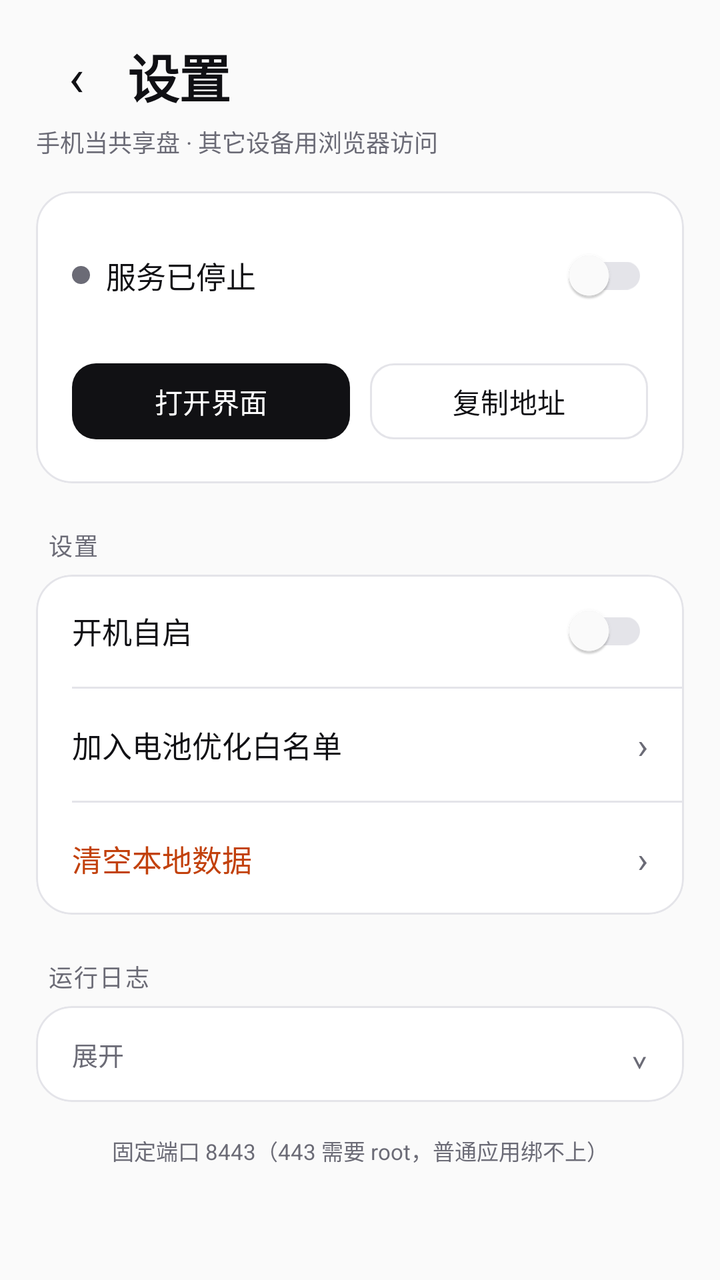
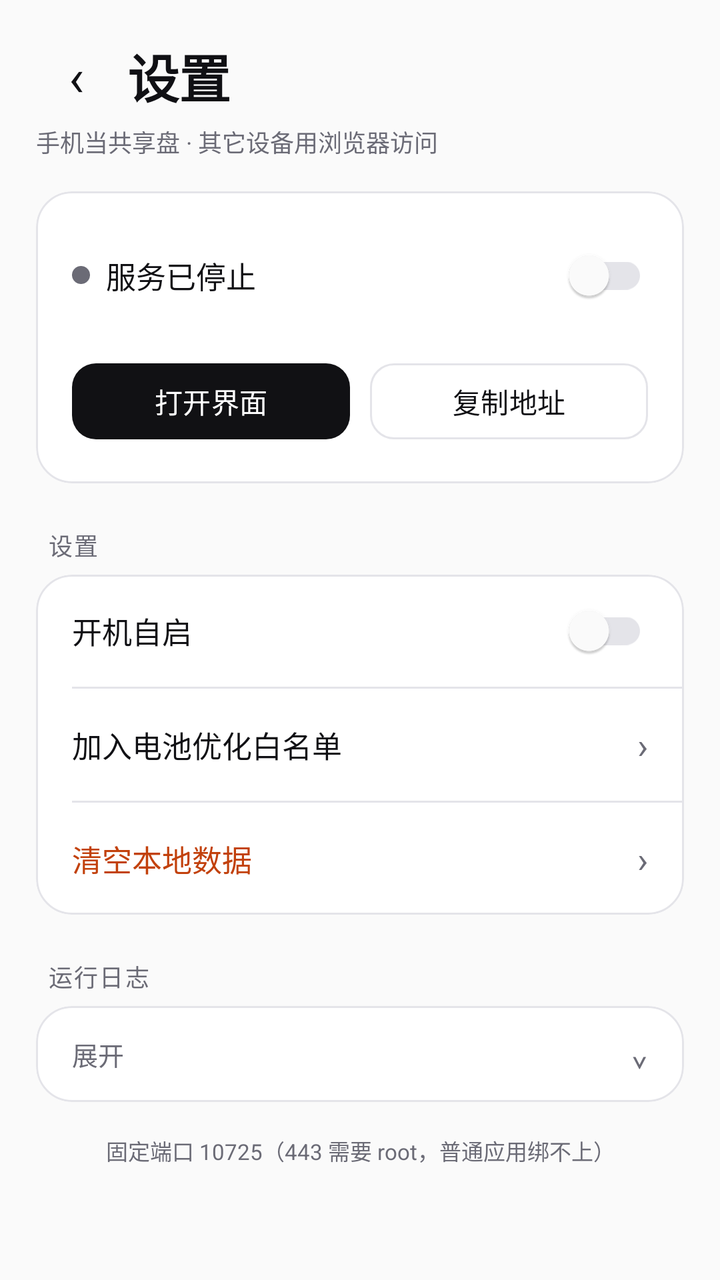

An Android layout rendered at two revisions. The XML below is the earlier revision; the diff shows what the commit changed to produce the second picture.
<!-- AndroidManifest.xml: application theme Theme.Lanbox -->
<!-- res/layout/activity_settings.xml -->
<?xml version="1.0" encoding="utf-8"?>
<ScrollView xmlns:android="http://schemas.android.com/apk/res/android"
    xmlns:app="http://schemas.android.com/apk/res-auto"
    android:id="@+id/root"
    android:layout_width="match_parent"
    android:layout_height="match_parent"
    android:background="@color/bg"
    android:fillViewport="true"
    android:scrollbars="none">

    <LinearLayout
        android:layout_width="match_parent"
        android:layout_height="wrap_content"
        android:orientation="vertical"
        android:paddingStart="18dp"
        android:paddingTop="18dp"
        android:paddingEnd="18dp"
        android:paddingBottom="28dp">

        
        <LinearLayout
            android:layout_width="match_parent"
            android:layout_height="wrap_content"
            android:gravity="center_vertical"
            android:orientation="horizontal">

            <TextView
                android:id="@+id/btn_back"
                android:layout_width="40dp"
                android:layout_height="40dp"
                android:background="?attr/selectableItemBackgroundBorderless"
                android:gravity="center"
                android:text="‹"
                android:textColor="@color/text"
                android:textSize="26sp" />

            <TextView
                android:layout_width="0dp"
                android:layout_height="wrap_content"
                android:layout_marginStart="6dp"
                android:layout_weight="1"
                android:letterSpacing="-0.02"
                android:text="设置"
                android:textColor="@color/text"
                android:textSize="26sp"
                android:textStyle="bold" />

            <TextView
                android:id="@+id/version"
                android:layout_width="wrap_content"
                android:layout_height="wrap_content"
                android:textColor="@color/text_dim"
                android:textSize="11sp" />
        </LinearLayout>

        <TextView
            android:layout_width="match_parent"
            android:layout_height="wrap_content"
            android:layout_marginTop="4dp"
            android:text="手机当共享盘 · 其它设备用浏览器访问"
            android:textColor="@color/text_dim"
            android:textSize="12sp" />

        
        <com.google.android.material.card.MaterialCardView
            style="@style/Card"
            android:layout_width="match_parent"
            android:layout_height="wrap_content"
            android:layout_marginTop="16dp">

            <LinearLayout
                android:layout_width="match_parent"
                android:layout_height="wrap_content"
                android:orientation="vertical"
                android:padding="18dp">

                <LinearLayout
                    android:layout_width="match_parent"
                    android:layout_height="wrap_content"
                    android:gravity="center_vertical"
                    android:orientation="horizontal">

                    <View
                        android:id="@+id/dot"
                        android:layout_width="9dp"
                        android:layout_height="9dp"
                        android:layout_marginEnd="8dp"
                        android:background="@drawable/dot" />

                    <TextView
                        android:id="@+id/status"
                        android:layout_width="0dp"
                        android:layout_height="wrap_content"
                        android:layout_weight="1"
                        android:text="@string/status_stopped"
                        android:textColor="@color/text"
                        android:textSize="15sp" />

                    <androidx.appcompat.widget.SwitchCompat
                        android:id="@+id/switch_server"
                        android:layout_width="wrap_content"
                        android:layout_height="wrap_content"
                        app:thumbTint="@color/switch_thumb"
                        app:trackTint="@color/switch_track" />
                </LinearLayout>

                <TextView
                    android:id="@+id/addrs"
                    android:layout_width="match_parent"
                    android:layout_height="wrap_content"
                    android:layout_marginTop="14dp"
                    android:fontFamily="monospace"
                    android:lineSpacingExtra="3dp"
                    android:textColor="@color/text"
                    android:textIsSelectable="true"
                    android:textSize="13sp"
                    android:visibility="gone" />

                <TextView
                    android:id="@+id/hint"
                    android:layout_width="match_parent"
                    android:layout_height="wrap_content"
                    android:layout_marginTop="10dp"
                    android:lineSpacingExtra="2dp"
                    android:textColor="@color/text_dim"
                    android:textSize="12sp"
                    android:visibility="gone" />

                <LinearLayout
                    android:id="@+id/actions"
                    android:layout_width="match_parent"
                    android:layout_height="wrap_content"
                    android:layout_marginTop="16dp"
                    android:orientation="horizontal">

                    <com.google.android.material.button.MaterialButton
                        android:id="@+id/btn_ui"
                        android:layout_width="0dp"
                        android:layout_height="46dp"
                        android:layout_weight="1"
                        android:text="@string/open_ui"
                        android:textAllCaps="false"
                        android:textSize="14sp"
                        app:cornerRadius="12dp" />

                    <com.google.android.material.button.MaterialButton
                        android:id="@+id/btn_copy"
                        style="@style/Widget.Material3.Button.OutlinedButton"
                        android:layout_width="0dp"
                        android:layout_height="46dp"
                        android:layout_marginStart="10dp"
                        android:layout_weight="1"
                        android:text="@string/copy_addr"
                        android:textAllCaps="false"
                        android:textColor="@color/text"
                        android:textSize="14sp"
                        app:cornerRadius="12dp"
                        app:strokeColor="@color/outline" />
                </LinearLayout>
            </LinearLayout>
        </com.google.android.material.card.MaterialCardView>

        
        <TextView
            style="@style/SectionTitle"
            android:layout_width="match_parent"
            android:layout_height="wrap_content"
            android:layout_marginTop="22dp"
            android:text="设置" />

        <com.google.android.material.card.MaterialCardView
            style="@style/Card"
            android:layout_width="match_parent"
            android:layout_height="wrap_content">

            <LinearLayout
                android:layout_width="match_parent"
                android:layout_height="wrap_content"
                android:orientation="vertical">

                <LinearLayout
                    android:layout_width="match_parent"
                    android:layout_height="56dp"
                    android:gravity="center_vertical"
                    android:orientation="horizontal"
                    android:paddingStart="18dp"
                    android:paddingEnd="18dp">

                    <TextView
                        style="@style/RowText"
                        android:layout_width="0dp"
                        android:layout_height="wrap_content"
                        android:layout_weight="1"
                        android:text="@string/autostart" />

                    <androidx.appcompat.widget.SwitchCompat
                        android:id="@+id/switch_autostart"
                        android:layout_width="wrap_content"
                        android:layout_height="wrap_content"
                        app:thumbTint="@color/switch_thumb"
                        app:trackTint="@color/switch_track" />
                </LinearLayout>

                <View
                    android:layout_width="match_parent"
                    android:layout_height="1dp"
                    android:layout_marginStart="18dp"
                    android:background="@color/outline" />

                <LinearLayout
                    android:id="@+id/row_battery"
                    android:layout_width="match_parent"
                    android:layout_height="56dp"
                    android:background="?attr/selectableItemBackground"
                    android:gravity="center_vertical"
                    android:orientation="horizontal"
                    android:paddingStart="18dp"
                    android:paddingEnd="18dp">

                    <TextView
                        style="@style/RowText"
                        android:layout_width="0dp"
                        android:layout_height="wrap_content"
                        android:layout_weight="1"
                        android:text="@string/battery" />

                    <TextView
                        android:layout_width="wrap_content"
                        android:layout_height="wrap_content"
                        android:text="›"
                        android:textColor="@color/text_dim"
                        android:textSize="18sp" />
                </LinearLayout>

                <View
                    android:layout_width="match_parent"
                    android:layout_height="1dp"
                    android:layout_marginStart="18dp"
                    android:background="@color/outline" />

                <LinearLayout
                    android:id="@+id/row_clear"
                    android:layout_width="match_parent"
                    android:layout_height="56dp"
                    android:background="?attr/selectableItemBackground"
                    android:gravity="center_vertical"
                    android:orientation="horizontal"
                    android:paddingStart="18dp"
                    android:paddingEnd="18dp">

                    <TextView
                        android:layout_width="0dp"
                        android:layout_height="wrap_content"
                        android:layout_weight="1"
                        android:text="@string/clear_data"
                        android:textColor="@color/warn"
                        android:textSize="15sp" />

                    <TextView
                        android:layout_width="wrap_content"
                        android:layout_height="wrap_content"
                        android:text="›"
                        android:textColor="@color/text_dim"
                        android:textSize="18sp" />
                </LinearLayout>
            </LinearLayout>
        </com.google.android.material.card.MaterialCardView>

        
        <TextView
            style="@style/SectionTitle"
            android:layout_width="match_parent"
            android:layout_height="wrap_content"
            android:layout_marginTop="22dp"
            android:text="运行日志" />

        <com.google.android.material.card.MaterialCardView
            style="@style/Card"
            android:layout_width="match_parent"
            android:layout_height="wrap_content">

            <LinearLayout
                android:layout_width="match_parent"
                android:layout_height="wrap_content"
                android:orientation="vertical">

                <LinearLayout
                    android:id="@+id/row_logs"
                    android:layout_width="match_parent"
                    android:layout_height="48dp"
                    android:background="?attr/selectableItemBackground"
                    android:gravity="center_vertical"
                    android:orientation="horizontal"
                    android:paddingStart="18dp"
                    android:paddingEnd="18dp">

                    <TextView
                        android:id="@+id/logs_summary"
                        android:layout_width="0dp"
                        android:layout_height="wrap_content"
                        android:layout_weight="1"
                        android:text="展开"
                        android:textColor="@color/text_dim"
                        android:textSize="13sp" />

                    <TextView
                        android:id="@+id/logs_chevron"
                        android:layout_width="wrap_content"
                        android:layout_height="wrap_content"
                        android:text="⌄"
                        android:textColor="@color/text_dim"
                        android:textSize="16sp" />
                </LinearLayout>

                <TextView
                    android:id="@+id/logs"
                    android:layout_width="match_parent"
                    android:layout_height="wrap_content"
                    android:fontFamily="monospace"
                    android:lineSpacingExtra="2dp"
                    android:paddingStart="18dp"
                    android:paddingEnd="18dp"
                    android:paddingBottom="16dp"
                    android:textColor="@color/text_dim"
                    android:textIsSelectable="true"
                    android:textSize="11sp"
                    android:visibility="gone" />
            </LinearLayout>
        </com.google.android.material.card.MaterialCardView>

        <TextView
            android:layout_width="match_parent"
            android:layout_height="wrap_content"
            android:layout_marginTop="16dp"
            android:gravity="center"
            android:lineSpacingExtra="2dp"
            android:text="固定端口 8443（443 需要 root，普通应用绑不上）"
            android:textColor="@color/text_dim"
            android:textSize="11sp" />
    </LinearLayout>
</ScrollView>
<!-- resources referenced by this layout -->
<resources>
  <color name="bg">#FAFAFA</color>
  <color name="outline">#E4E4E9</color>
  <color name="text">#101014</color>
  <color name="text_dim">#6B6B76</color>
  <color name="warn">#C2410C</color>
  <!-- drawable dot (drawable) -->
  <?xml version="1.0" encoding="utf-8"?>
  <shape xmlns:android="http://schemas.android.com/apk/res/android"
      android:shape="oval">
      <solid android:color="@color/text_dim" />
      <size
          android:width="9dp"
          android:height="9dp" />
  </shape>
  <string name="autostart">开机自启</string>
  <string name="battery">加入电池优化白名单</string>
  <string name="clear_data">清空本地数据</string>
  <string name="copy_addr">复制地址</string>
  <string name="open_ui">打开界面</string>
  <string name="status_stopped">服务已停止</string>
  <style name="Card">
          <item name="cardBackgroundColor">@color/surface</item>
          <item name="cardCornerRadius">18dp</item>
          <item name="cardElevation">0dp</item>
          <item name="strokeColor">@color/outline</item>
          <item name="strokeWidth">1dp</item>
      </style>
  <style name="RowText">
          <item name="android:textSize">15sp</item>
          <item name="android:textColor">@color/text</item>
      </style>
  <style name="SectionTitle">
          <item name="android:textSize">12sp</item>
          <item name="android:textColor">@color/text_dim</item>
          <item name="android:letterSpacing">0.06</item>
          <item name="android:paddingStart">6dp</item>
          <item name="android:paddingBottom">6dp</item>
      </style>
  <style name="Theme.Lanbox" parent="Theme.Material3.DayNight.NoActionBar">
          <item name="colorPrimary">@color/accent</item>
          <item name="colorOnPrimary">@color/accent_text</item>
          <item name="android:colorBackground">@color/bg</item>
          <item name="colorSurface">@color/surface</item>
          <item name="colorOnSurface">@color/text</item>
          <item name="colorOutline">@color/outline</item>
          <item name="android:statusBarColor">@color/bg</item>
          <item name="android:navigationBarColor">@color/bg</item>
          <item name="android:windowLightStatusBar">true</item>
      </style>
  <color name="surface">#FFFFFF</color>
  <color name="accent">#111114</color>
  <color name="accent_text">#FFFFFF</color>
</resources>

<!-- the commit's change to res/layout/activity_settings.xml (unified diff, before → after) -->
@@ -334,7 +334,7 @@
             android:layout_marginTop="16dp"
             android:gravity="center"
             android:lineSpacingExtra="2dp"
-            android:text="固定端口 8443（443 需要 root，普通应用绑不上）"
+            android:text="固定端口 10725（443 需要 root，普通应用绑不上）"
             android:textColor="@color/text_dim"
             android:textSize="11sp" />
     </LinearLayout>
